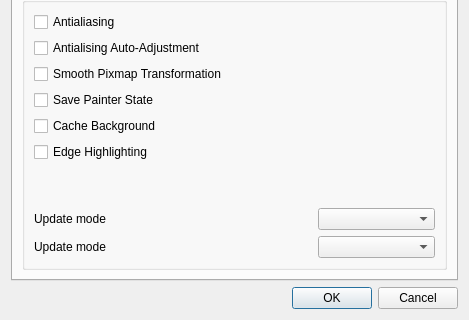
First picture: the form in src/forms/dialogsettings.ui, repository socnetv/app, before the edit; both pictures show x 0 to 469 and y 293 to 613 of the 469 by 613 pixel window.
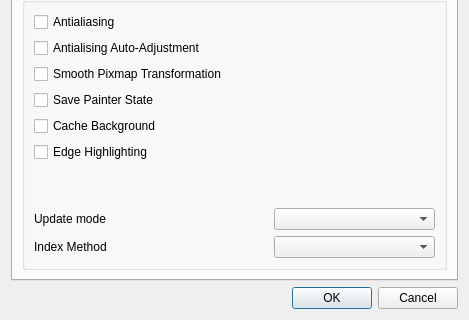
Second picture: the form after the edit. Icons and pictures are not drawn.

Commit message: work on #24: added Indexing method options in Settings for the user to select

```diff
--- a/src/forms/dialogsettings.ui
+++ b/src/forms/dialogsettings.ui
@@ -556,9 +556,15 @@
             </item>
             <item>
              <widget class="QComboBox" name="canvasUpdateModeSelect">
+              <property name="sizePolicy">
+               <sizepolicy hsizetype="MinimumExpanding" vsizetype="Fixed">
+                <horstretch>0</horstretch>
+                <verstretch>0</verstretch>
+               </sizepolicy>
+              </property>
               <property name="minimumSize">
                <size>
-                <width>117</width>
+                <width>145</width>
                 <height>0</height>
                </size>
               </property>
@@ -597,7 +603,7 @@
             <item>
              <widget class="QLabel" name="label_22">
               <property name="text">
-               <string>Update mode</string>
+               <string>Index Method</string>
               </property>
              </widget>
             </item>
@@ -621,10 +627,16 @@
              </spacer>
             </item>
             <item>
-             <widget class="QComboBox" name="canvasUpdateSelect_2">
+             <widget class="QComboBox" name="canvasIndexMethodSelect">
+              <property name="sizePolicy">
+               <sizepolicy hsizetype="MinimumExpanding" vsizetype="Fixed">
+                <horstretch>0</horstretch>
+                <verstretch>0</verstretch>
+               </sizepolicy>
+              </property>
               <property name="minimumSize">
                <size>
-                <width>117</width>
+                <width>145</width>
                 <height>0</height>
                </size>
               </property>
```
Left out of the diff: 90 changed lines with no effect on the pictures. The commit also changes 4 other files.
